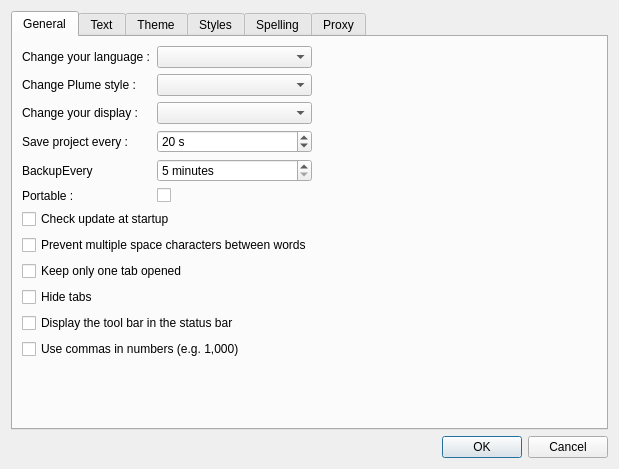
Old version of the form src/settingsdialog.ui in the repository jacquetc/plume-creator-legacy.
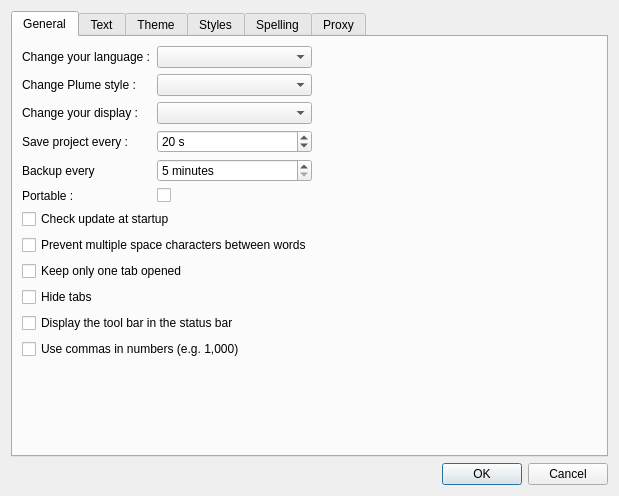
New version of the form. Icons and pictures are not drawn.

```diff
--- a/src/settingsdialog.ui
+++ b/src/settingsdialog.ui
@@ -7,7 +7,7 @@
     <x>0</x>
     <y>0</y>
     <width>619</width>
-    <height>469</height>
+    <height>496</height>
    </rect>
   </property>
   <property name="windowTitle">
@@ -112,7 +112,7 @@
          <item row="4" column="0">
           <widget class="QLabel" name="backupEveryLabel">
            <property name="text">
-            <string>BackupEvery</string>
+            <string>Backup every</string>
            </property>
           </widget>
          </item>
```
